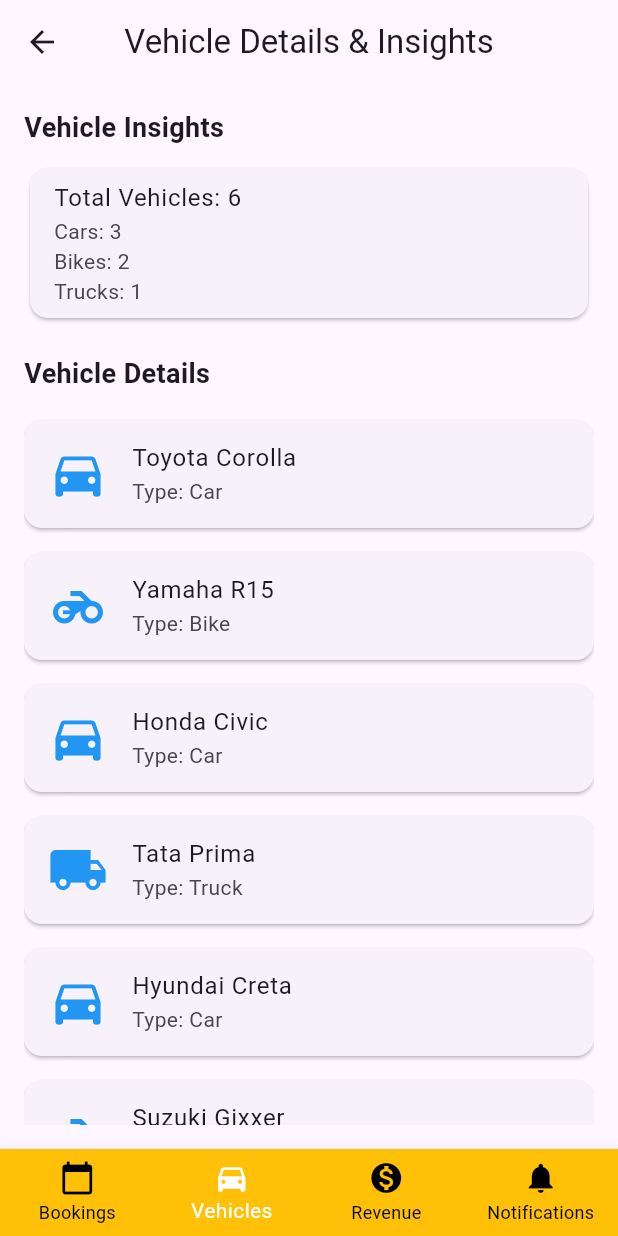
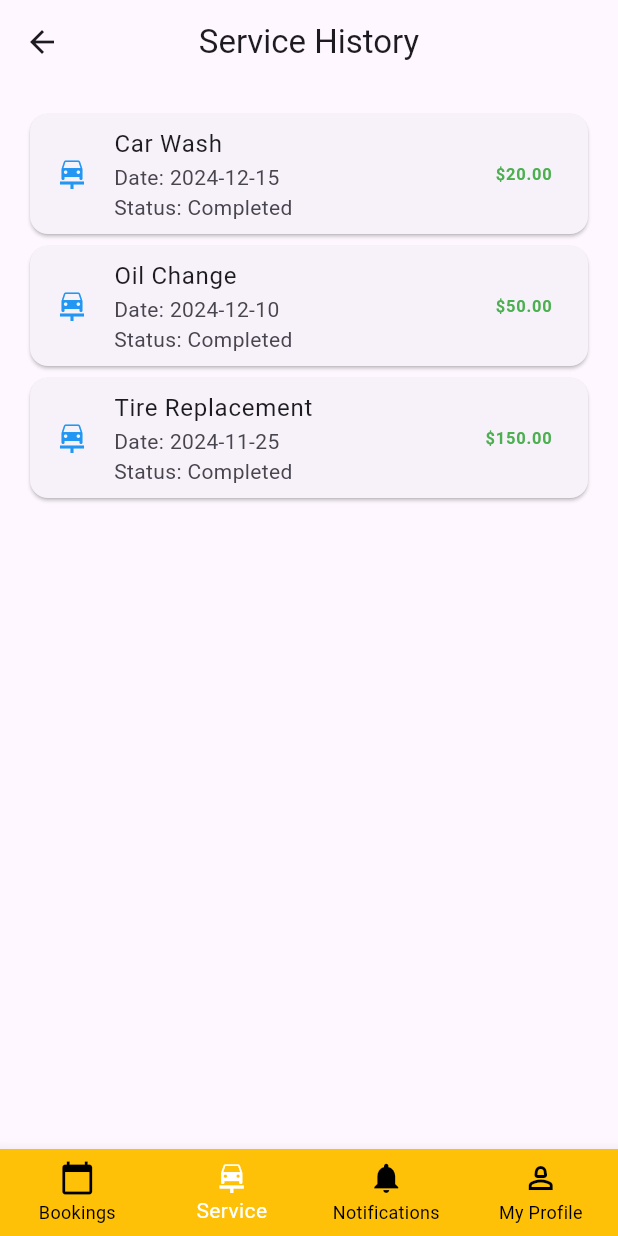
Before and after one commit to Ashmita124/service_dhukka, a Flutter app: the Dashboard screen opened by its route, item 2 of the bottom bar chosen, on a phone screen of 412 x 824 dp. Run offline on Flutter 3.47's test engine with Material 3 defaults, Android fonts, the phone set to English and light mode, and no system bars; our stand-ins replace lottie.

Commit message:
Added Profile Page and Updated Screens

```diff
--- /dev/null
+++ b/lib/view/button_screen/service_history.dart
@@ -0,0 +1,48 @@
+import 'package:flutter/material.dart';
+
+class ServiceHistoryPage extends StatelessWidget {
+  ServiceHistoryPage({super.key});
+
+  // Sample service history data
+  final List<Map<String, dynamic>> serviceHistory = [
+    {'date': '2024-12-15', 'service': 'Car Wash', 'amount': 20.00, 'status': 'Completed'},
+    {'date': '2024-12-10', 'service': 'Oil Change', 'amount': 50.00, 'status': 'Completed'},
+    {'date': '2024-11-25', 'service': 'Tire Replacement', 'amount': 150.00, 'status': 'Completed'},
+  ];
+
+  @override
+  Widget build(BuildContext context) {
+    return Scaffold(
+      appBar: AppBar(
+        title: const Text('Service History'),
+        centerTitle: true,
+      ),
+      body: Padding(
+        padding: const EdgeInsets.all(16.0),
+        child: ListView.builder(
+          itemCount: serviceHistory.length,
+          itemBuilder: (context, index) {
+            final service = serviceHistory[index];
+            return Card(
+              child: ListTile(
+                leading: const Icon(
+                  Icons.car_repair,
+                  color: Colors.blue,
+                ),
+                title: Text(service['service']),
+                subtitle: Text('Date: ${service['date']} \nStatus: ${service['status']}'),
+                trailing: Text(
+                  '\$${service['amount'].toStringAsFixed(2)}',
+                  style: const TextStyle(
+                    fontWeight: FontWeight.bold,
+                    color: Colors.green,
+                  ),
+                ),
+              ),
+            );
+          },
+        ),
+      ),
+    );
+  }
+}
--- a/lib/view/dashboard_view.dart
+++ b/lib/view/dashboard_view.dart
@@ -1,7 +1,8 @@
 import 'package:flutter/material.dart';
 import 'package:service_dhukka/view/button_screen/booking.dart';
 import 'package:service_dhukka/view/button_screen/notification.dart';
-import 'package:service_dhukka/view/button_screen/vehicle.dart';
+import 'package:service_dhukka/view/button_screen/profile.dart';
+import 'package:service_dhukka/view/button_screen/service_history.dart';
 
 class Dashboard extends StatefulWidget {
   const Dashboard({super.key});
@@ -15,8 +16,9 @@
 
   final List<Widget> lstBottomScreen = [
     BookingPage(),
-    VehicleDetailsPage(),
+    ServiceHistoryPage(),
     NotificationsPage(),
+    CustomerProfilePage(),
   ];
 
   @override
@@ -40,16 +42,16 @@
             label: 'Bookings',
           ),
           BottomNavigationBarItem(
-            icon: Icon(Icons.directions_car),
-            label: 'Vehicles',
-          ),
-          BottomNavigationBarItem(
-            icon: Icon(Icons.monetization_on),
-            label: 'Revenue',
+            icon: Icon(Icons.car_repair),
+            label: 'Service',
           ),
           BottomNavigationBarItem(
             icon: Icon(Icons.notifications),
             label: 'Notifications',
+          ),
+          BottomNavigationBarItem(
+            icon: Icon(Icons.person_2_outlined),
+            label: 'My Profile',
           ),
         ],
       ),
```
Also changed, not shown: lib/view/button_screen/profile.dart (added, +60 -0 lines), lib/view/button_screen/revenue.dart (+95 -0 lines).
